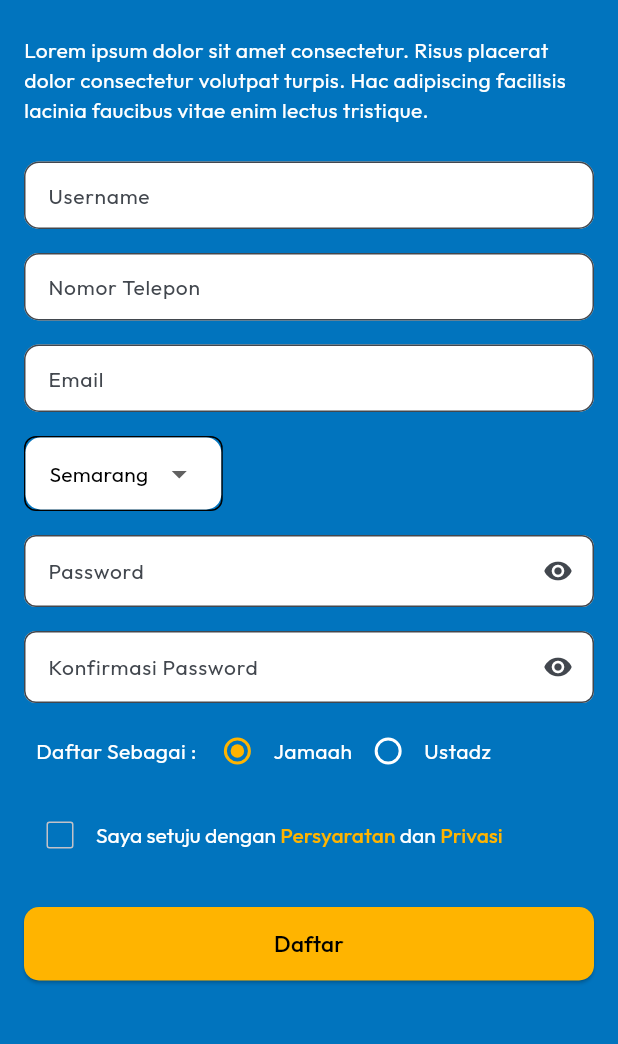
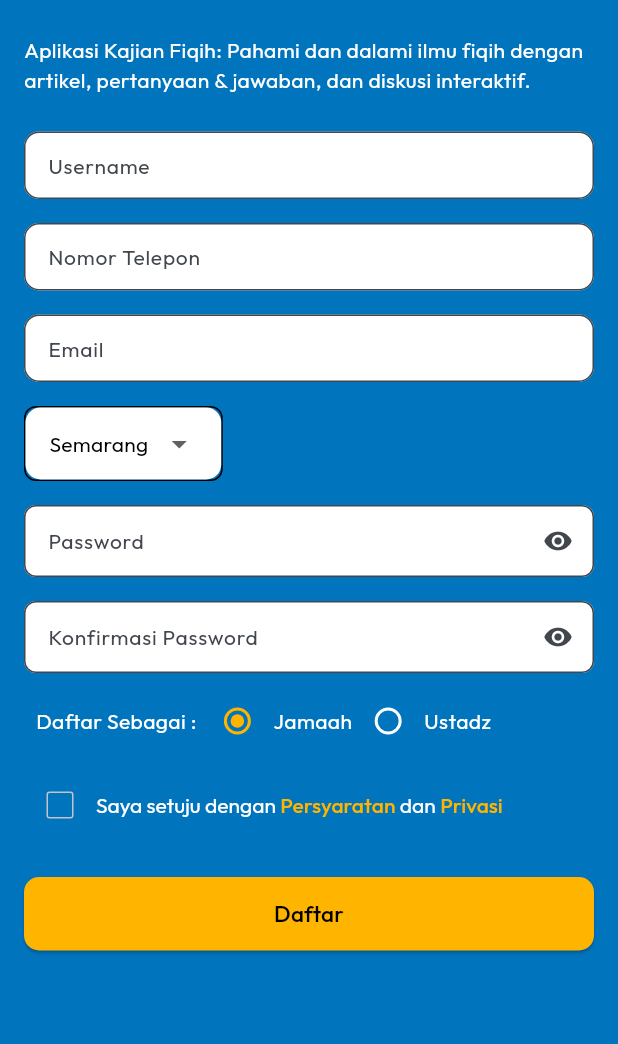
Before and after one commit to RoyalWeaboo/Kajian-Fikih-App, a Flutter app: the RegisterScreen screen opened directly, on a phone screen of 412 x 824 dp, the part 188-1232 px from its top. Run offline on Flutter 3.47's test engine with Material 3 defaults, Android fonts, the phone set to English and light mode, and no system bars; our stand-ins replace cloud_firestore, email_validator, equatable, firebase_auth, firebase_core, firebase_storage and 6 more; missing offline and left inert: animated_snack_bar, calendar_slider; accounts and stored records are empty.

Commit message:
Update register_sceen.dart
update placeholder text

```diff
--- a/lib/view/auth/register_sceen.dart
+++ b/lib/view/auth/register_sceen.dart
@@ -123,7 +123,7 @@ class _RegisterScreenState extends State<RegisterScreen> {
                     height: 24,
                   ),
                   Text(
-                    "Lorem ipsum dolor sit amet consectetur. Risus placerat dolor consectetur volutpat turpis. Hac adipiscing facilisis lacinia faucibus vitae enim lectus tristique.",
+                    "Aplikasi Kajian Fiqih: Pahami dan dalami ilmu fiqih dengan artikel, pertanyaan & jawaban, dan diskusi interaktif.",
                     style: GoogleFonts.outfit(
                       fontSize: 14,
                       color: whiteColor,
```
